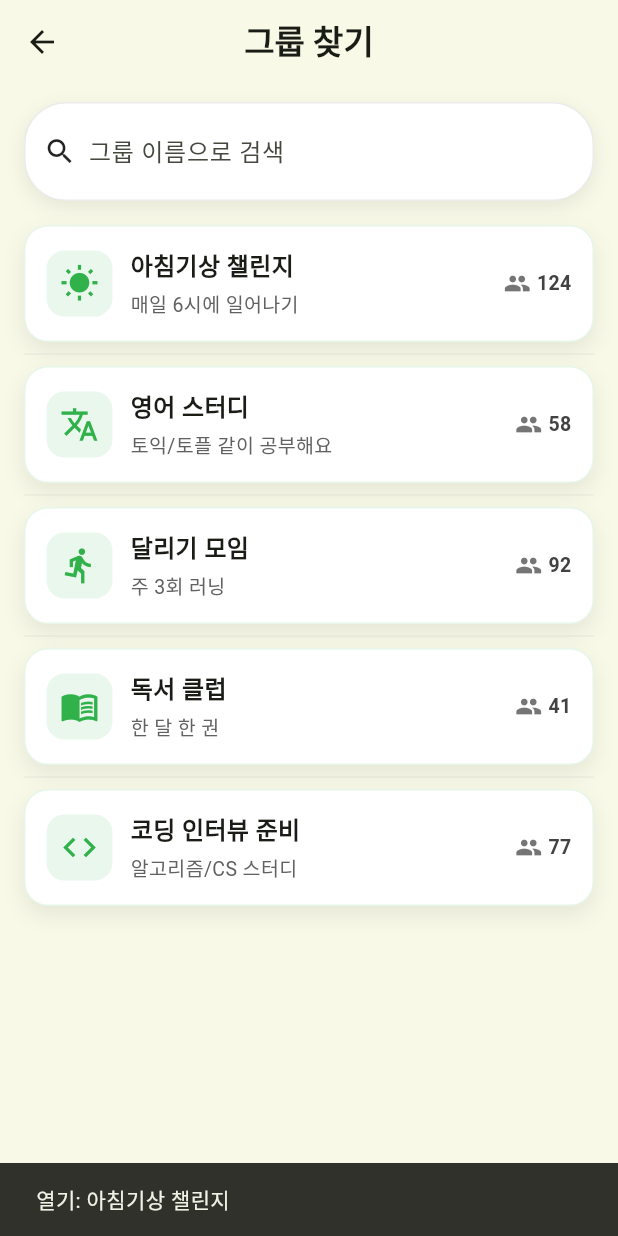
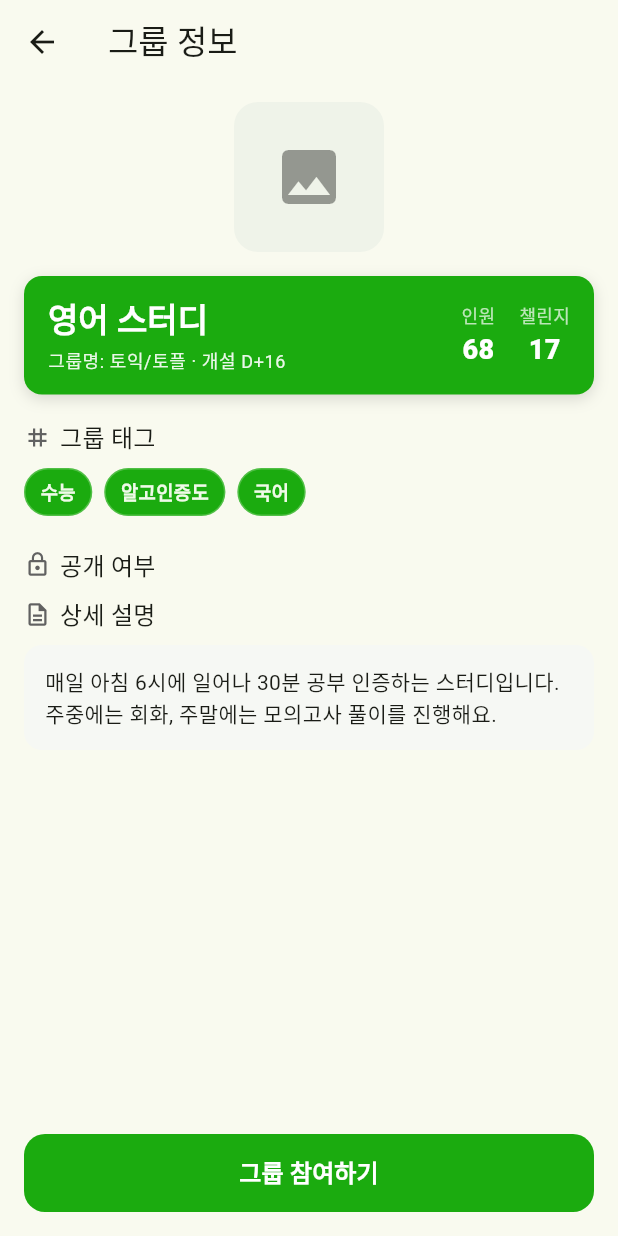
Before and after one commit to UniCon-BetU/bet_u, a Flutter app: the GroupFindPage screen opened directly, after a tap on "아침기상 챌린지", on a phone screen of 412 x 824 dp. Run offline on Flutter 3.47's test engine with Material 3 defaults, Android fonts, the phone set to English and light mode, and no system bars; our stand-ins replace smooth_page_indicator; missing offline and left inert: tosspayments_widget_sdk_flutter.

Commit message:
add: 그룹 정보 페이지 추가

```diff
--- a/lib/views/pages/community_tab/group_find_page.dart
+++ b/lib/views/pages/community_tab/group_find_page.dart
@@ -1,3 +1,4 @@
+import 'package:bet_u/views/pages/community_tab/group_info_page.dart';
 import 'package:flutter/material.dart';
 import '../../widgets/searchbar_widget.dart';
 import '../../widgets/group_card_widget.dart';
@@ -98,9 +99,20 @@ class _GroupFindPageState extends State<GroupFindPage> {
                       return GroupCardWidget(
                         group: g,
                         onTap: () {
-                          // TODO: 그룹 상세 페이지로 이동
-                          ScaffoldMessenger.of(context).showSnackBar(
-                            SnackBar(content: Text('열기: ${g.name}')),
+                          Navigator.of(context).push(
+                            MaterialPageRoute(
+                              builder: (_) => GroupInfoPage(
+                                groupName: '영어 스터디',
+                                nickname: '토익/토플',
+                                createdDays: 16,
+                                dailyCount: 68,
+                                challengeCount: 17,
+                                tags: const ['수능', '알고인증도', '국어'],
+                                isPublic: false,
+                                description:
+                                    '매일 아침 6시에 일어나 30분 공부 인증하는 스터디입니다. 주중에는 회화, 주말에는 모의고사 풀이를 진행해요.',
+                              ),
+                            ),
                           );
                         },
                       );
--- a/lib/views/pages/community_tab/group_info_page.dart
+++ b/lib/views/pages/community_tab/group_info_page.dart
@@ -0,0 +1,247 @@
+import 'package:bet_u/views/widgets/chip_widget.dart';
+import 'package:bet_u/views/widgets/long_button_widget.dart';
+import 'package:flutter/material.dart';
+
+class GroupInfoPage extends StatelessWidget {
+  const GroupInfoPage({
+    super.key,
+    required this.groupName,
+    this.nickname,
+    this.createdDays,
+    this.dailyCount,
+    this.challengeCount,
+    this.tags = const [],
+    this.isPublic = true,
+    this.description = '',
+    this.image,
+    this.onJoinPressed,
+  });
+
+  final String groupName;
+  final String? nickname; // 그룹 닉네임
+  final int? createdDays; // 개설 D+n
+  final int? dailyCount; // 예: 일일 68
+  final int? challengeCount; // 예: 챌린지 17
+  final List<String> tags;
+  final bool isPublic;
+  final String description;
+  final ImageProvider<Object>? image;
+  final VoidCallback? onJoinPressed;
+
+  static const primaryGreen = Color(0xFF1BAB0F);
+
+  @override
+  Widget build(BuildContext context) {
+    final theme = Theme.of(context);
+    return Scaffold(
+      appBar: AppBar(title: const Text('그룹 정보'), centerTitle: false),
+      body: SafeArea(
+        child: SingleChildScrollView(
+          padding: const EdgeInsets.fromLTRB(16, 12, 16, 24),
+          child: Column(
+            crossAxisAlignment: CrossAxisAlignment.start,
+            children: [
+              // 썸네일
+              Center(
+                child: Container(
+                  width: 100,
+                  height: 100,
+                  decoration: BoxDecoration(
+                    color: const Color(0xFFEFF3E9),
+                    borderRadius: BorderRadius.circular(16),
+                  ),
+                  clipBehavior: Clip.antiAlias,
+                  child: image != null
+                      ? Image(image: image!, fit: BoxFit.cover)
+                      : const Icon(
+                          Icons.image,
+                          size: 48,
+                          color: Colors.black38,
+                        ),
+                ),
+              ),
+              const SizedBox(height: 16),
+
+              // 제목 카드
+              Container(
+                width: double.infinity,
+                padding: const EdgeInsets.symmetric(
+                  horizontal: 16,
+                  vertical: 14,
+                ),
+                decoration: BoxDecoration(
+                  color: primaryGreen,
+                  borderRadius: BorderRadius.circular(12),
+                  boxShadow: const [
+                    BoxShadow(
+                      color: Color(0x22000000),
+                      blurRadius: 8,
+                      offset: Offset(0, 3),
+                    ),
+                  ],
+                ),
+                child: Row(
+                  children: [
+                    Expanded(
+                      child: _TitleBlock(
+                        title: groupName,
+                        subtitle: _buildSubtitle(),
+                      ),
+                    ),
+                    Row(
+                      mainAxisSize: MainAxisSize.min,
+                      children: [
+                        if (dailyCount != null)
+                          _StatItem(label: '인원', value: dailyCount!.toString()),
+                        if (challengeCount != null) ...[
+                          const SizedBox(width: 16),
+                          _StatItem(
+                            label: '챌린지',
+                            value: challengeCount!.toString(),
+                          ),
+                        ],
+                      ],
+                    ),
+                  ],
+                ),
+              ),
+              const SizedBox(height: 16),
+
+              // 태그
+              if (tags.isNotEmpty) ...[
+                _SectionHeader(icon: Icons.tag, title: '그룹 태그'),
+                const SizedBox(height: 8),
+                Wrap(
+                  spacing: 8,
+                  runSpacing: 8,
+                  children: tags.map((t) => ChipWidget(text: t)).toList(),
+                ),
+                const SizedBox(height: 20),
+              ],
+
+              // 공개 여부
+              _SectionHeader(icon: Icons.lock_outline, title: '공개 여부'),
+              const SizedBox(height: 8),
+
+              // 상세 설명
+              _SectionHeader(icon: Icons.description_outlined, title: '상세 설명'),
+              const SizedBox(height: 8),
+              Container(
+                width: double.infinity,
+                padding: const EdgeInsets.all(14),
+                decoration: BoxDecoration(
+                  color: const Color(0xFFF6F8F4),
+                  borderRadius: BorderRadius.circular(12),
+                ),
+                child: Text(
+                  description.isEmpty ? '그룹 소개가 아직 없어요.' : description,
+                  style: theme.textTheme.bodyMedium?.copyWith(height: 1.4),
+                ),
+              ),
+            ],
+          ),
+        ),
+      ),
+
+      // 하단 긴 버튼
+      bottomNavigationBar: Padding(
+        padding: const EdgeInsets.fromLTRB(16, 10, 16, 16),
+        child: LongButtonWidget(
+          text: '그룹 참여하기',
+          onPressed: onJoinPressed ?? () {},
+        ),
+      ),
+    );
+  }
+
+  String _buildSubtitle() {
+    final pieces = <String>[];
+    if (nickname != null && nickname!.trim().isNotEmpty) {
+      pieces.add('그룹명: $nickname');
+    }
+    if (createdDays != null) {
+      pieces.add('개설 D+${createdDays!}');
+    }
+    return pieces.isEmpty ? '' : pieces.join(' · ');
+  }
+}
+
+class _TitleBlock extends StatelessWidget {
+  const _TitleBlock({required this.title, required this.subtitle});
+  final String title;
+  final String subtitle;
+
+  @override
+  Widget build(BuildContext context) {
+    final theme = Theme.of(context);
+    return Column(
+      crossAxisAlignment: CrossAxisAlignment.start,
+      children: [
+        Text(
+          title,
+          style: theme.textTheme.titleLarge?.copyWith(
+            color: Colors.white,
+            fontWeight: FontWeight.w700,
+          ),
+        ),
+        if (subtitle.isNotEmpty) ...[
+          const SizedBox(height: 4),
+          Text(
+            subtitle,
+            style: theme.textTheme.bodySmall?.copyWith(
+              color: Colors.white.withValues(alpha: 0.9),
+            ),
+          ),
+        ],
+      ],
+    );
+  }
+}
+
+class _StatItem extends StatelessWidget {
+  const _StatItem({required this.label, required this.value});
+  final String label;
+  final String value;
+
+  @override
+  Widget build(BuildContext context) {
+    return Column(
+      children: [
+        Text(
+          label,
+          style: const TextStyle(
+            color: Colors.white70,
+            fontSize: 12,
+            fontWeight: FontWeight.w500,
+          ),
+        ),
+        const SizedBox(height: 2),
+        Text(
+          value,
+          style: const TextStyle(
+            color: Colors.white,
+            fontSize: 18,
+            fontWeight: FontWeight.w800,
+          ),
+        ),
+      ],
+    );
+  }
+}
+
+class _SectionHeader extends StatelessWidget {
+  const _SectionHeader({required this.icon, required this.title});
+  final IconData icon;
+  final String title;
+
+  @override
+  Widget build(BuildContext context) {
+    return Row(
+      children: [
+        Icon(icon, size: 18, color: Colors.grey.shade700),
+        const SizedBox(width: 6),
+        Text(title, style: Theme.of(context).textTheme.titleMedium),
+      ],
+    );
+  }
+}
--- /dev/null
+++ b/lib/views/widgets/chip_widget.dart
@@ -0,0 +1,37 @@
+import 'package:flutter/material.dart';
+
+/// 재사용 가능한 초록 칩
+class ChipWidget extends StatelessWidget {
+  const ChipWidget({
+    super.key,
+    required this.text,
+    this.backgroundColor = const Color(0xFF1BAB0F),
+    this.foregroundColor = const Color(0xFFEFFAE8),
+    this.padding = const EdgeInsets.symmetric(horizontal: 10, vertical: 6),
+  });
+
+  final String text;
+  final Color backgroundColor;
+  final Color foregroundColor;
+  final EdgeInsets padding;
+
+  @override
+  Widget build(BuildContext context) {
+    return Container(
+      padding: padding,
+      decoration: BoxDecoration(
+        color: backgroundColor,
+        borderRadius: BorderRadius.circular(999),
+        border: Border.all(color: foregroundColor.withValues(alpha: 0.25)),
+      ),
+      child: Text(
+        text,
+        style: TextStyle(
+          color: foregroundColor,
+          fontWeight: FontWeight.w600,
+          fontSize: 12.5,
+        ),
+      ),
+    );
+  }
+}
--- /dev/null
+++ b/lib/views/widgets/long_button_widget.dart
@@ -0,0 +1,64 @@
+import 'package:flutter/material.dart';
+
+/// 화면 하단에 자주 쓰는 가로로 긴 기본 버튼
+class LongButtonWidget extends StatelessWidget {
+  const LongButtonWidget({
+    super.key,
+    required this.text,
+    required this.onPressed,
+    this.backgroundColor = const Color(0xFF1BAB0F),
+    this.textColor = Colors.white,
+    this.height = 52,
+    this.radius = 14,
+    this.leading,
+    this.trailing,
+    this.isEnabled = true,
+  });
+
+  final String text;
+  final VoidCallback onPressed;
+  final Color backgroundColor;
+  final Color textColor;
+  final double height;
+  final double radius;
+  final Widget? leading;
+  final Widget? trailing;
+  final bool isEnabled;
+
+  @override
+  Widget build(BuildContext context) {
+    final effectiveColor = isEnabled
+        ? backgroundColor
+        : backgroundColor.withValues(alpha: 0.4);
+
+    return SizedBox(
+      height: height,
+      width: double.infinity,
+      child: ElevatedButton(
+        onPressed: isEnabled ? onPressed : null,
+        style: ElevatedButton.styleFrom(
+          backgroundColor: effectiveColor,
+          shape: RoundedRectangleBorder(
+            borderRadius: BorderRadius.circular(radius),
+          ),
+          elevation: 0,
+        ),
+        child: Row(
+          mainAxisAlignment: MainAxisAlignment.center,
+          children: [
+            if (leading != null) ...[leading!, const SizedBox(width: 8)],
+            Text(
+              text,
+              style: TextStyle(
+                color: textColor,
+                fontWeight: FontWeight.w800,
+                fontSize: 16,
+              ),
+            ),
+            if (trailing != null) ...[const SizedBox(width: 8), trailing!],
+          ],
+        ),
+      ),
+    );
+  }
+}
```
